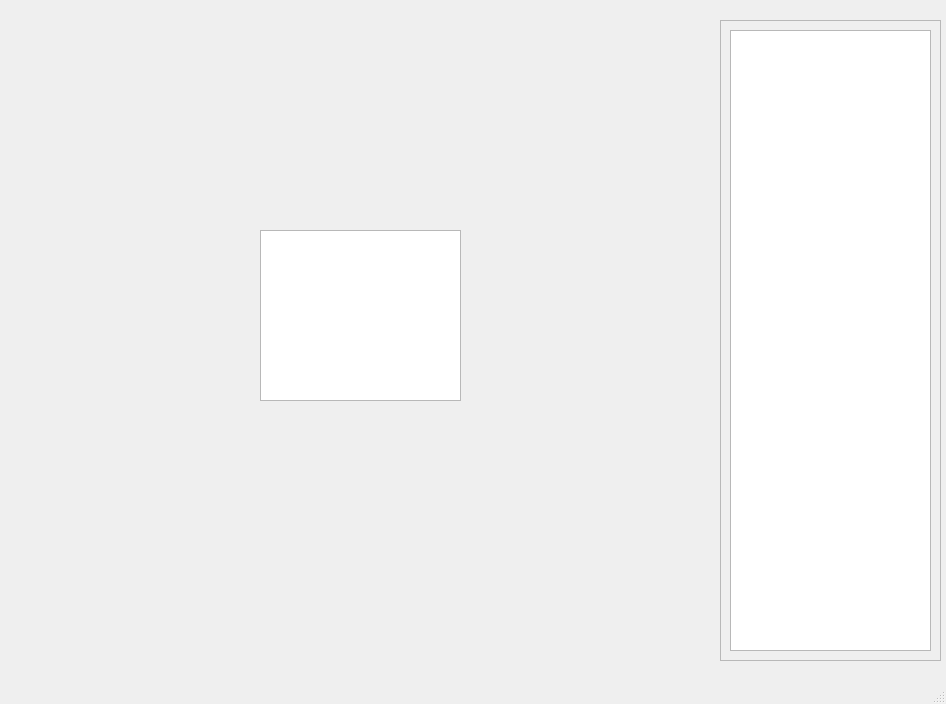
Above: mainwindow.ui from Entropy675/AED_Plus before the change. Below: the same form after it.
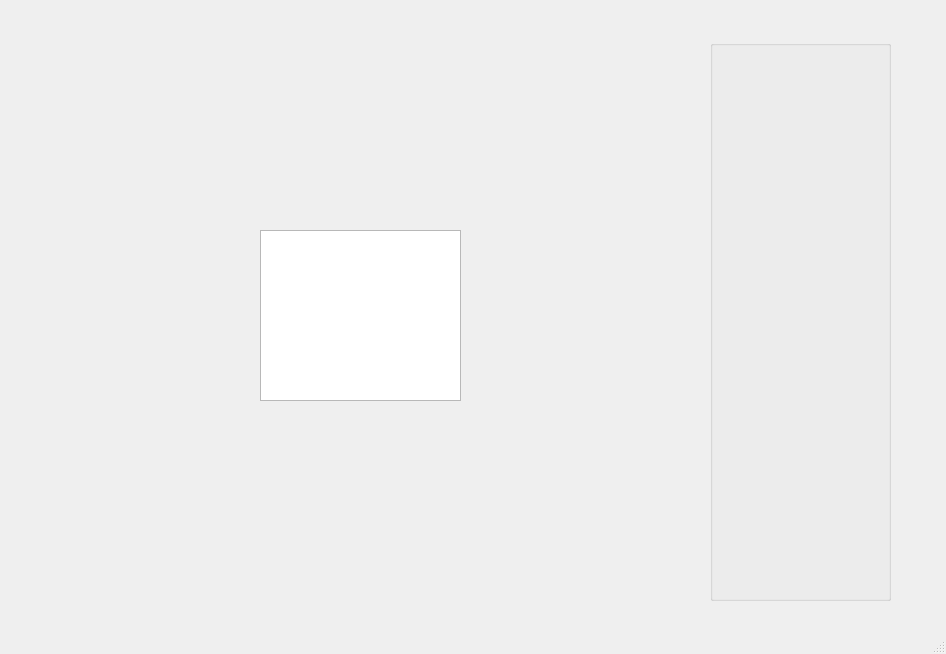
That is the form after the change.

Commit message: Created Text Output Display/Object

```diff
--- a/mainwindow.ui
+++ b/mainwindow.ui
@@ -7,7 +7,7 @@
     <x>0</x>
     <y>0</y>
     <width>946</width>
-    <height>704</height>
+    <height>654</height>
    </rect>
   </property>
   <property name="windowTitle">
@@ -24,31 +24,18 @@
      </rect>
     </property>
    </widget>
-   <widget class="QFrame" name="frame">
+   <widget class="QGroupBox" name="outputTextGroupBox">
     <property name="geometry">
      <rect>
-      <x>720</x>
-      <y>20</y>
-      <width>221</width>
-      <height>641</height>
+      <x>710</x>
+      <y>40</y>
+      <width>181</width>
+      <height>561</height>
      </rect>
     </property>
-    <property name="frameShape">
-     <enum>QFrame::StyledPanel</enum>
+    <property name="title">
+     <string/>
     </property>
-    <property name="frameShadow">
-     <enum>QFrame::Raised</enum>
-    </property>
-    <widget class="QTextEdit" name="OutputTextbox">
-     <property name="geometry">
-      <rect>
-       <x>10</x>
-       <y>10</y>
-       <width>201</width>
-       <height>621</height>
-      </rect>
-     </property>
-    </widget>
    </widget>
   </widget>
   <widget class="QMenuBar" name="menubar">
```
Left out of the diff: 2 changed lines with no effect on the pictures. The commit also changes 4 other files.
